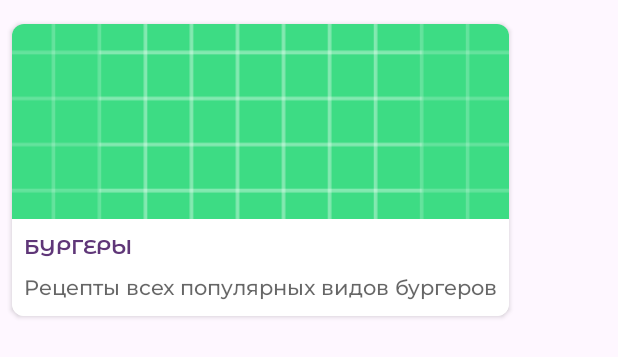
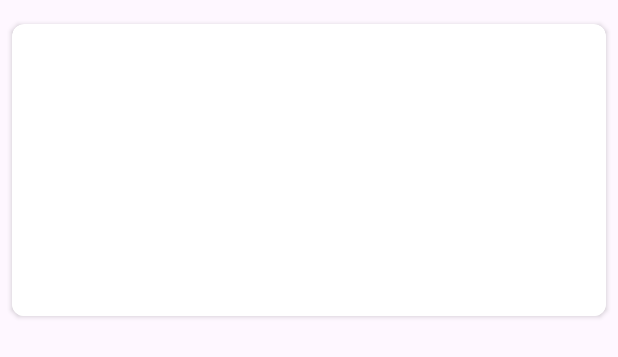
Before and after one commit to RichardEminis/RecipeApp, an Android app: the layout item_category.xml on its own in the app's theme, with its tools: preview values and no code run, on a phone screen of 412 x 824 dp. Shown: the top 357 px of the screen. Run offline under Robolectric (Android 15) with nearby library versions, the phone set to English and light mode, and no system bars.

Commit message:
RA-08 Edit item_category.xml

```diff
--- a/app/src/main/res/layout/item_category.xml
+++ b/app/src/main/res/layout/item_category.xml
@@ -1,9 +1,8 @@
 <?xml version="1.0" encoding="utf-8"?>
 <androidx.cardview.widget.CardView xmlns:android="http://schemas.android.com/apk/res/android"
     xmlns:app="http://schemas.android.com/apk/res-auto"
-    xmlns:tools="http://schemas.android.com/tools"
     android:id="@+id/cvCategoryItem"
-    android:layout_width="wrap_content"
+    android:layout_width="match_parent"
     android:layout_height="wrap_content"
     android:layout_marginHorizontal="@dimen/main_half"
     android:layout_marginTop="@dimen/main_indent"
@@ -21,23 +20,19 @@
             android:id="@+id/ivCategoryImage"
             android:layout_width="match_parent"
             android:layout_height="@dimen/image_height"
-            android:contentDescription="@string/category_image_description"
-            android:scaleType="centerCrop"
-            app:srcCompat="@drawable/ic_launcher_background" />
+            android:scaleType="centerCrop" />
 
         <TextView
             android:id="@+id/tvCategoryName"
             style="@style/CardStyle1"
             android:layout_width="match_parent"
-            android:layout_height="wrap_content"
-            tools:text="@string/category_name" />
+            android:layout_height="wrap_content" />
 
         <TextView
             android:id="@+id/tvCategoryDescription"
             style="@style/CardStyle2"
             android:layout_width="match_parent"
-            android:layout_height="wrap_content"
-            tools:text="@string/description" />
+            android:layout_height="wrap_content" />
     </LinearLayout>
 
 </androidx.cardview.widget.CardView>
--- a/app/src/main/res/values/strings.xml
+++ b/app/src/main/res/values/strings.xml
@@ -2,7 +2,4 @@
     <string name="app_name">RecipeApp</string>
     <string name="text_favorite_button">"ИЗБРАННОЕ"</string>
     <string name="text_category_button">"КАТЕГОРИИ"</string>
-    <string name="category_name">"БУРГЕРЫ"</string>
-    <string name="description">"Рецепты всех популярных видов бургеров"</string>
-    <string name="category_image_description">Изображение категории название_категории</string>
 </resources>
```
